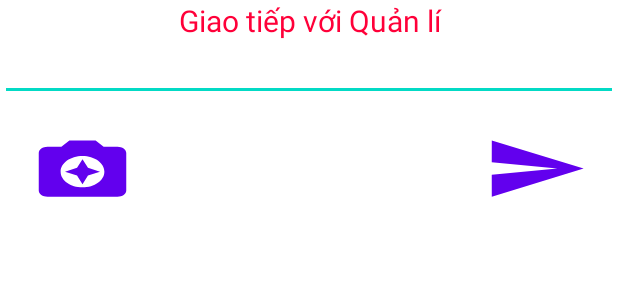
After one commit to VinhPham2412/SmartOrder, an Android app: the layout activity_communication_customer.xml on its own in the app's theme, with its tools: preview values and no code run, on a phone screen of 412 x 824 dp. The commit adds this screen. Shown: the top 300 px of the screen. Run offline under Robolectric (Android 15) with nearby library versions, the phone set to English and light mode, and no system bars.

Commit message:
create CommunicationCustomer Activity

```diff
--- a/app/src/main/java/com/example/su21g3project/MainActivity.java
+++ b/app/src/main/java/com/example/su21g3project/MainActivity.java
@@ -165,6 +165,7 @@ public class MainActivity extends AppCompatActivity {
             }
         });
 
+
     }
     private void autoSlideImage(){
         if(timer==null){
--- a/app/src/main/java/com/example/su21g3project/OrdersFoodActivity.java
+++ b/app/src/main/java/com/example/su21g3project/OrdersFoodActivity.java
@@ -5,6 +5,7 @@ import android.os.Bundle;
 import android.util.Log;
 import android.widget.Button;
 import android.widget.TextView;
+import android.widget.Toast;
 
 import androidx.appcompat.app.AppCompatActivity;
 import androidx.recyclerview.widget.LinearLayoutManager;
@@ -39,7 +40,6 @@ public class OrdersFoodActivity extends AppCompatActivity {
     private Button btnOrder;
     private FirebaseUser user;
     private String userId;
-
     @Override
     protected void onCreate(Bundle savedInstanceState) {
         super.onCreate(savedInstanceState);
@@ -90,6 +90,7 @@ public class OrdersFoodActivity extends AppCompatActivity {
                             Log.println(Log.INFO,"addOk","Add ok"));
                 }
             }
+            Toast.makeText(this,"Gọi món thành công",Toast.LENGTH_SHORT).show();
         });
 
 
--- a/app/src/main/java/dao/BuffetDAO.java
+++ b/app/src/main/java/dao/BuffetDAO.java
@@ -79,7 +79,7 @@ public class BuffetDAO {
             ps = connection.prepareStatement(sql);
             rs=ps.executeQuery();
             while (rs.next()){
-                 byte [] bytesImage=rs.getBytes(1);
+                byte [] bytesImage=rs.getBytes(1);
                 Bitmap bitmapImage= BitmapFactory.decodeByteArray(bytesImage,0,bytesImage.length);
                 return bitmapImage;
 
--- /dev/null
+++ b/app/src/main/res/drawable/ic_baseline_camera_enhance_24.xml
@@ -0,0 +1,13 @@
+<vector xmlns:android="http://schemas.android.com/apk/res/android"
+    android:width="24dp"
+    android:height="24dp"
+    android:viewportWidth="24"
+    android:viewportHeight="24"
+    android:tint="?attr/colorControlNormal">
+  <path
+      android:fillColor="@android:color/white"
+      android:pathData="M9,3L7.17,5L4,5c-1.1,0 -2,0.9 -2,2v12c0,1.1 0.9,2 2,2h16c1.1,0 2,-0.9 2,-2L22,7c0,-1.1 -0.9,-2 -2,-2h-3.17L15,3L9,3zM12,18c-2.76,0 -5,-2.24 -5,-5s2.24,-5 5,-5 5,2.24 5,5 -2.24,5 -5,5z"/>
+  <path
+      android:fillColor="@android:color/white"
+      android:pathData="M12,17l1.25,-2.75L16,13l-2.75,-1.25L12,9l-1.25,2.75L8,13l2.75,1.25z"/>
+</vector>
--- /dev/null
+++ b/app/src/main/res/drawable/ic_baseline_send_24.xml
@@ -0,0 +1,11 @@
+<vector xmlns:android="http://schemas.android.com/apk/res/android"
+    android:width="24dp"
+    android:height="24dp"
+    android:viewportWidth="24"
+    android:viewportHeight="24"
+    android:tint="?attr/colorControlNormal"
+    android:autoMirrored="true">
+  <path
+      android:fillColor="@android:color/white"
+      android:pathData="M2.01,21L23,12 2.01,3 2,10l15,2 -15,2z"/>
+</vector>
--- /dev/null
+++ b/app/src/main/res/layout/activity_communication_customer.xml
@@ -0,0 +1,58 @@
+<?xml version="1.0" encoding="utf-8"?>
+
+<RelativeLayout android:layout_width="match_parent"
+    android:layout_height="match_parent"
+    tools:context=".CommunicationCustomer"
+    xmlns:tools="http://schemas.android.com/tools"
+    xmlns:android="http://schemas.android.com/apk/res/android">
+    <TextView
+        android:id="@+id/communication"
+        android:layout_width="match_parent"
+        android:layout_height="wrap_content"
+        android:textSize="20dp"
+        android:textColor="@color/red"
+        android:text="Giao tiếp với Quản lí"
+        android:gravity="center"/>
+    <EditText
+        android:inputType="text"
+        android:layout_below="@+id/communication"
+        android:textSize="14dp"
+        android:layout_width="match_parent"
+        android:layout_height="wrap_content"
+        android:id="@+id/txtReason"/>
+
+    <ListView
+        android:layout_below="@+id/txtReason"
+        android:layout_width="match_parent"
+        android:layout_height="wrap_content"
+        android:id="@+id/listview_data"
+        android:choiceMode="multipleChoice"/>
+    <Button
+        android:layout_marginTop="20dp"
+        android:id="@+id/btnSendReason"
+        android:layout_width="70dp"
+        android:layout_height="50dp"
+        android:layout_below="@+id/listview_data"
+        android:textSize="20dp"
+
+        android:background="@drawable/ic_baseline_send_24"
+        android:layout_alignParentRight="true"
+        android:layout_marginRight="20dp"/>
+
+    <Button
+        android:layout_marginTop="20dp"
+        android:id="@+id/btnCamera"
+        android:layout_width="70dp"
+        android:layout_height="50dp"
+        android:layout_below="@+id/listview_data"
+        android:layout_alignParentLeft="true"
+        android:layout_marginLeft="20dp"
+        android:background="@drawable/ic_baseline_camera_enhance_24"
+        android:textSize="20dp" />
+
+
+
+
+
+
+</RelativeLayout>
```
Also changed, not shown: app/src/main/AndroidManifest.xml (+8 -8 lines), app/src/main/java/com/example/su21g3project/CommunicationCustomer.java (added, +59 -0 lines), app/src/main/java/model/Notification.java (+28 -6 lines), app/src/main/res/layout/activity_get_table2.xml (+13 -5 lines), app/src/main/res/menu/main_communication.xml (added, +10 -0 lines).
